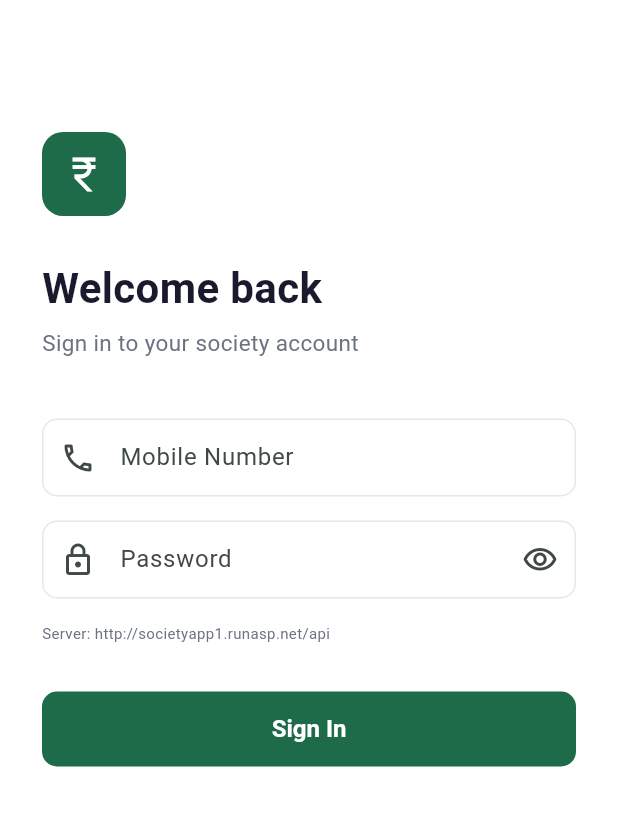
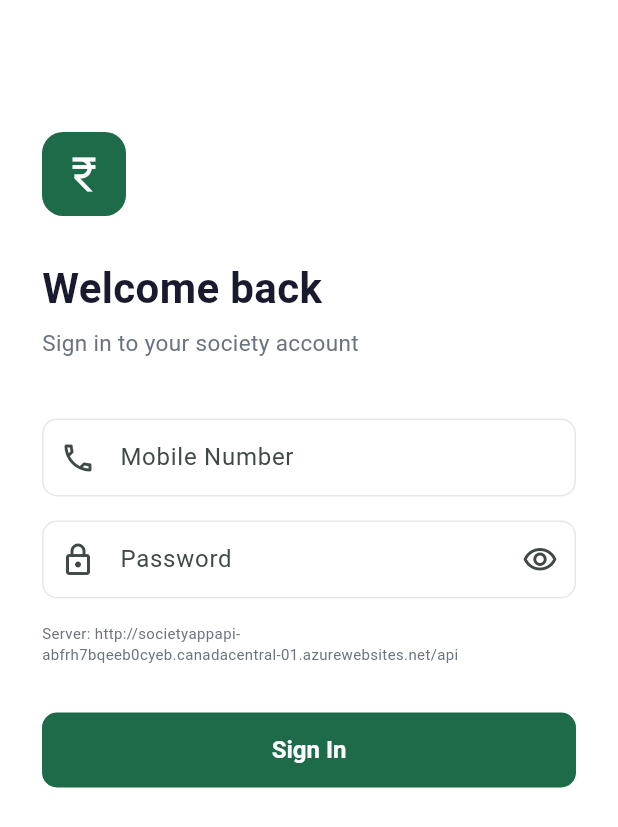
Before and after one commit to imam8822/societyapp, a Flutter app: the screen it shows after launch, on a phone screen of 412 x 824 dp. Shown: the top 827 px of the screen. Run offline on Flutter 3.47's test engine with Material 3 defaults, Android fonts, the phone set to English and light mode, and no system bars; our stand-ins replace dio, flutter_riverpod, flutter_secure_storage, go_router, image_picker; accounts and stored records are empty.

Commit message:
Update baseUrl to new API endpoint

```diff
--- a/lib/core/constants.dart
+++ b/lib/core/constants.dart
@@ -1,7 +1,8 @@
 import 'package:flutter/material.dart';
 
 class AppConstants {
-  static const String baseUrl = 'http://societyapp1.runasp.net/api';
+  static const String baseUrl = 'http://societyappapi-abfrh7bqeeb0cyeb.canadacentral-01.azurewebsites.net/api';
+  //static const String baseUrl = 'http://societyapp1.runasp.net/api';
   static const String tokenKey = 'auth_token';
   static const String roleKey = 'auth_role';
   static const String userIdKey = 'auth_user_id';
```
